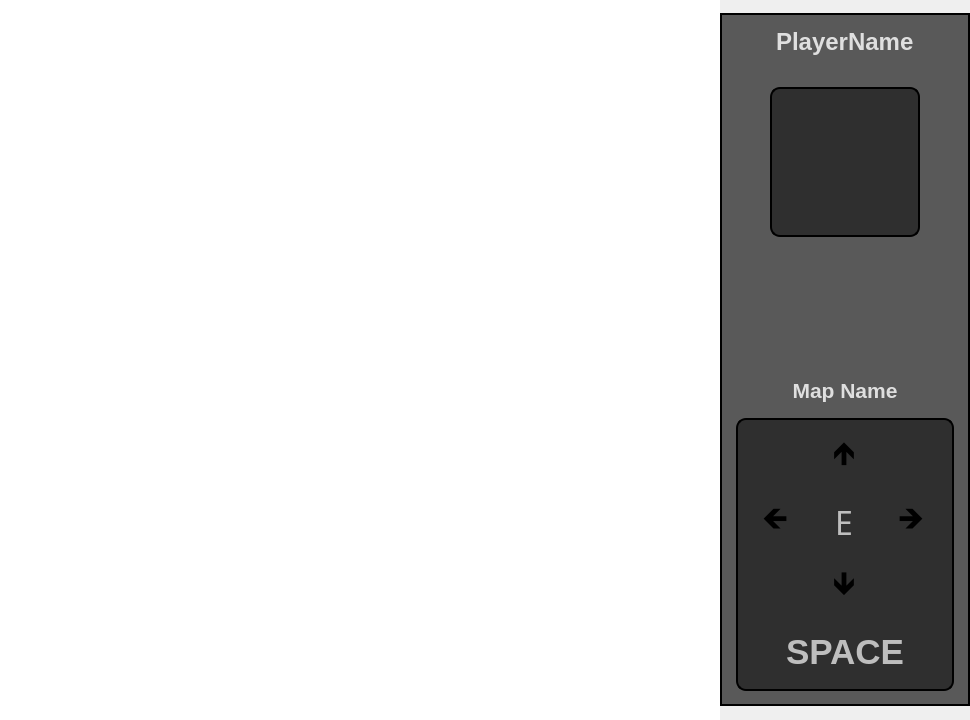
Before: the Qt Designer form src/views/ui/gamefieldui.ui in Stryse/DungeonGame, drawn with Qt 5.
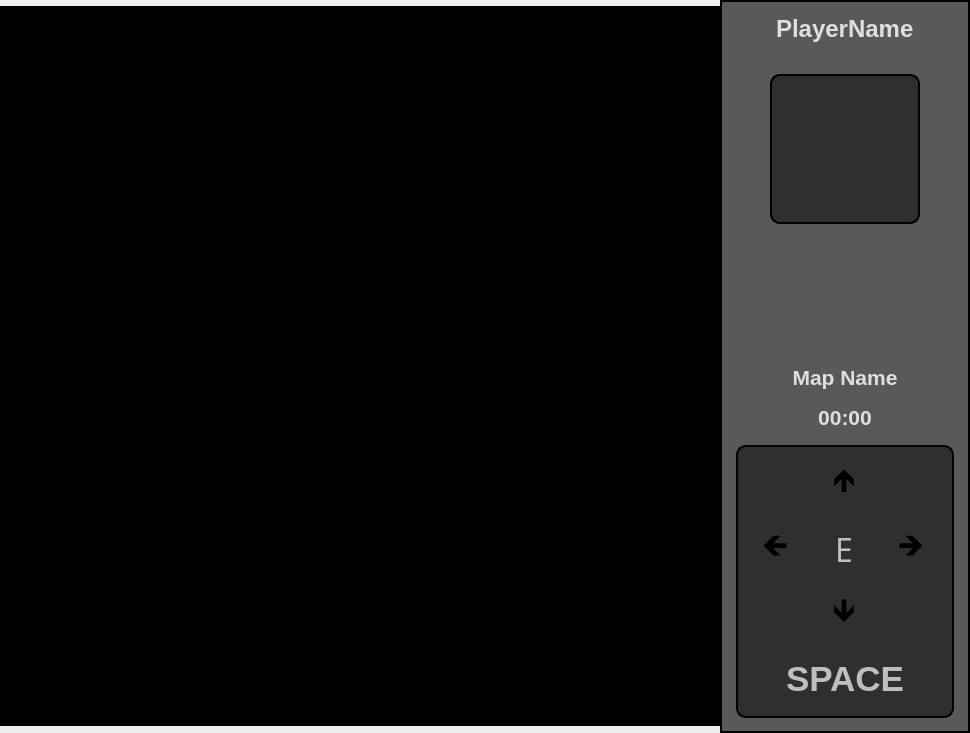
After: the same form once the commit is applied. Custom widgets are drawn as their Qt base class.

Diff of the .ui file:
```diff
--- a/src/views/ui/gamefieldui.ui
+++ b/src/views/ui/gamefieldui.ui
@@ -48,7 +48,7 @@
      </property>
      <property name="styleSheet">
       <string notr="true">#gameFieldContainer{
-background-color: #ffffff;
+background-color: #000000;
 }</string>
      </property>
      <layout class="QGridLayout" name="gameFieldGrid">
@@ -188,6 +188,28 @@
         </property>
        </widget>
       </item>
+      <item>
+       <widget class="QLabel" name="timeLabel">
+        <property name="font">
+         <font>
+          <pointsize>16</pointsize>
+          <weight>75</weight>
+          <bold>true</bold>
+         </font>
+        </property>
+        <property name="styleSheet">
+         <string notr="true">#timeLabel{
+color: #dfdfdf;
+}</string>
+        </property>
+        <property name="text">
+         <string>00:00</string>
+        </property>
+        <property name="alignment">
+         <set>Qt::AlignCenter</set>
+        </property>
+       </widget>
+      </item>
       <item alignment="Qt::AlignHCenter|Qt::AlignBottom">
        <widget class="QWidget" name="navWidget" native="true">
         <property name="sizePolicy">
```
